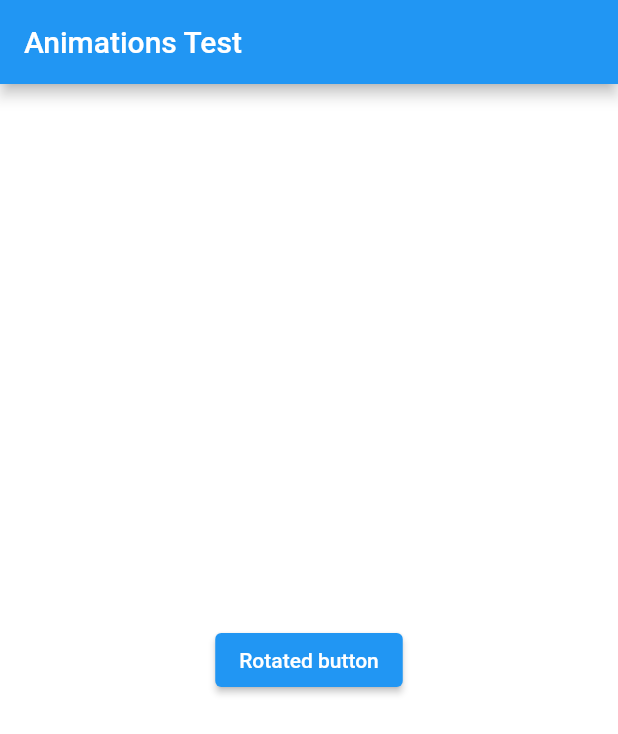
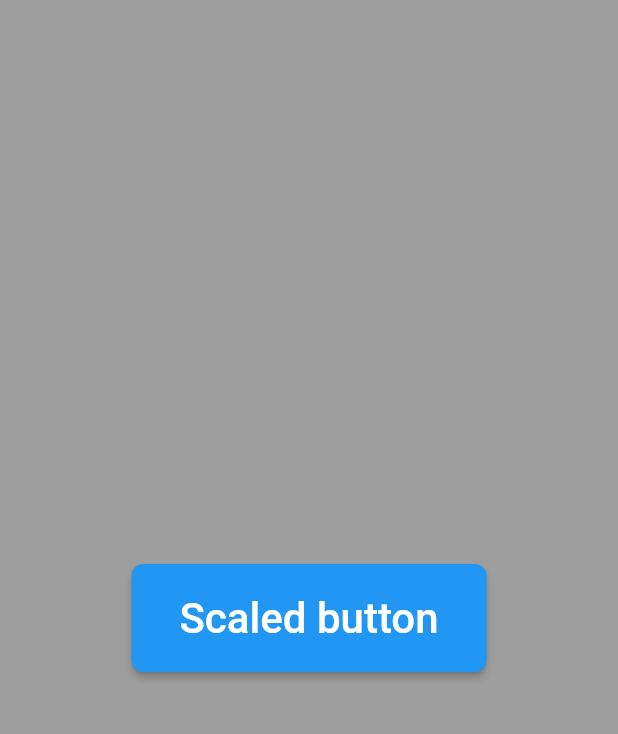
Before and after one commit to ecdundar/animationstest, a Flutter app: the screen it shows after launch, on a phone screen of 412 x 824 dp. Shown: the top 734 px of the screen. Run offline on Flutter 3.47's test engine with Material 2 defaults, Android fonts, the phone set to English and light mode, and no system bars.

Commit message:
Scale Animations

```diff
--- a/lib/main.dart
+++ b/lib/main.dart
@@ -1,4 +1,5 @@
 import 'package:animationtest/screens/RotationAnimations.dart';
+import 'package:animationtest/screens/ScaleAnimations.dart';
 import 'package:flutter/material.dart';
 
 void main() {
@@ -10,11 +11,11 @@ class MyApp extends StatelessWidget {
   @override
   Widget build(BuildContext context) {
     return MaterialApp(
-      title: 'Flutter Demo',
-      theme: ThemeData(
-        primarySwatch: Colors.blue,
-      ),
-      home: RotationAnimations(),
-    );
+        title: 'Flutter Demo',
+        theme: ThemeData(
+          primarySwatch: Colors.blue,
+        ),
+        //home: RotationAnimations(),
+        home: ScaleAnimations());
   }
 }
--- /dev/null
+++ b/lib/screens/ScaleAnimations.dart
@@ -0,0 +1,71 @@
+import 'package:flutter/cupertino.dart';
+import 'package:flutter/material.dart';
+
+class ScaleAnimations extends StatefulWidget {
+  @override
+  _ScaleAnimationsState createState() => _ScaleAnimationsState();
+}
+
+class _ScaleAnimationsState extends State<ScaleAnimations>
+    with SingleTickerProviderStateMixin {
+  double _scale = 1.0;
+  late AnimationController _animation;
+
+  @override
+  void initState() {
+    super.initState();
+
+    _animation = createScaleAnimation();
+    _animation.forward();
+  }
+
+  @override
+  void dispose() {
+    _animation.dispose();
+    super.dispose();
+  }
+
+  @override
+  Widget build(BuildContext context) {
+    return Container(
+      color: Colors.grey,
+      child: Center(
+        child: _scaleAnimationButton(),
+      ),
+    );
+  }
+
+  _scaleAnimationButton() {
+    return Transform.scale(
+      scale: _scale,
+      child: ElevatedButton(
+        child: Text("Scaled button"),
+        onPressed: () {
+          if (_animation.status == AnimationStatus.completed) {
+            _animation.reverse();
+          } else if (_animation.status == AnimationStatus.dismissed) {
+            _animation.forward();
+          }
+        },
+      ),
+    );
+  }
+
+  createScaleAnimation() {
+    var animation = AnimationController(
+      vsync: this,
+      lowerBound: 1.0,
+      upperBound: 2.0,
+      debugLabel: "animations demo",
+      duration: Duration(seconds: 2),
+    );
+
+    animation.addListener(() {
+      setState(() {
+        _scale = animation.value;
+      });
+    });
+
+    return animation;
+  }
+}
```
